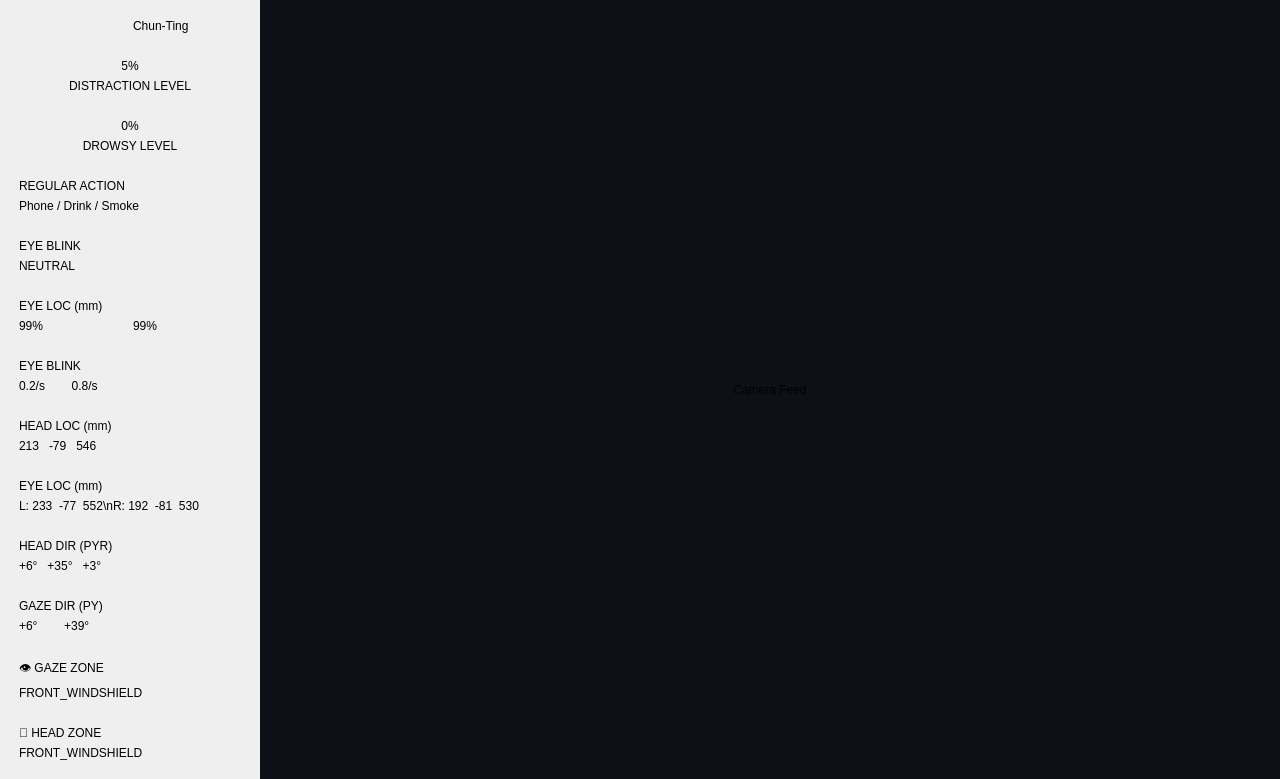
This is presentation/qt/main_window.ui in thanhhung-dev/driver-monitoring-system as Qt 5 draws it before an edit. The edited form follows.
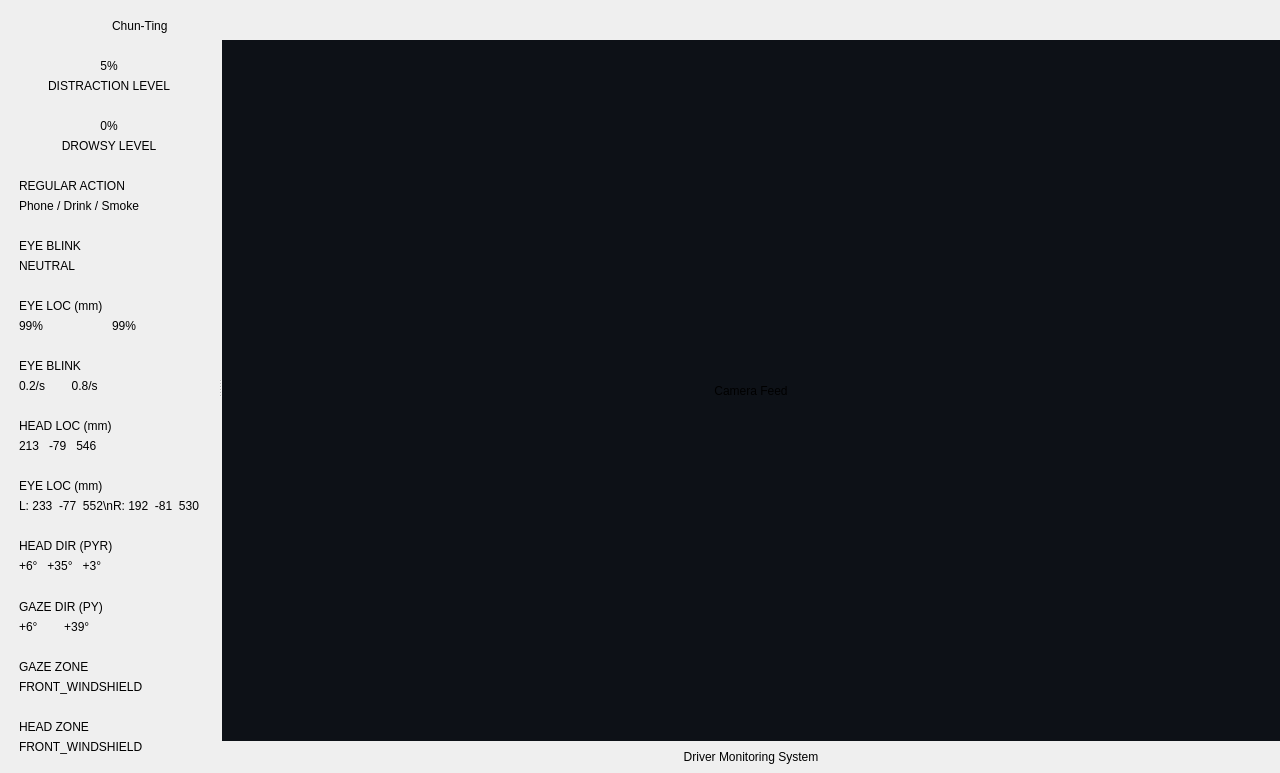
This is the edited form.

What changed in the file:
```diff
--- a/presentation/qt/main_window.ui
+++ b/presentation/qt/main_window.ui
@@ -7,14 +7,14 @@
     <x>0</x>
     <y>0</y>
     <width>1280</width>
-    <height>720</height>
+    <height>743</height>
    </rect>
   </property>
   <property name="windowTitle">
    <string>Driver Monitoring System</string>
   </property>
   <widget class="QWidget" name="centralwidget">
-   <layout class="QHBoxLayout" name="mainLayout">
+   <layout class="QVBoxLayout" name="centralLayout">
     <property name="spacing">
      <number>0</number>
     </property>
@@ -31,22 +31,29 @@
      <number>0</number>
     </property>
     <item>
+     <widget class="QSplitter" name="mainSplitter">
+      <property name="orientation">
+       <enum>Qt::Orientation::Horizontal</enum>
+      </property>
+      <property name="childrenCollapsible">
+       <bool>false</bool>
+      </property>
      <widget class="QFrame" name="sidebarFrame">
       <property name="sizePolicy">
-       <sizepolicy hsizetype="Fixed" vsizetype="Expanding">
+        <sizepolicy hsizetype="Preferred" vsizetype="Expanding">
         <horstretch>0</horstretch>
         <verstretch>0</verstretch>
        </sizepolicy>
       </property>
       <property name="minimumSize">
        <size>
-        <width>260</width>
+         <width>180</width>
         <height>0</height>
        </size>
       </property>
       <property name="maximumSize">
        <size>
-        <width>260</width>
+         <width>400</width>
         <height>16777215</height>
        </size>
       </property>
@@ -295,7 +302,15 @@
          <layout class="QVBoxLayout">
           <item>
            <widget class="QLabel" name="lblGazeDirTitle">
-            <property name="text"><string>GAZE DIR (PY)</string></property>
+             <property name="minimumSize">
+              <size>
+               <width>0</width>
+               <height>15</height>
+              </size>
+             </property>
+             <property name="text">
+              <string>GAZE DIR (PY)</string>
+             </property>
            </widget>
           </item>
           <item>
@@ -313,7 +328,9 @@
          <layout class="QVBoxLayout">
           <item>
            <widget class="QLabel" name="lblGazeZoneTitle">
-            <property name="text"><string>👁 GAZE ZONE</string></property>
+             <property name="text">
+              <string>GAZE ZONE</string>
+             </property>
            </widget>
           </item>
           <item>
@@ -331,7 +348,9 @@
          <layout class="QVBoxLayout">
           <item>
            <widget class="QLabel" name="lblHeadZoneTitle">
-            <property name="text"><string>👤 HEAD ZONE</string></property>
+             <property name="text">
+              <string>HEAD ZONE</string>
+             </property>
            </widget>
           </item>
           <item>
@@ -356,16 +375,15 @@
          </property>
         </spacer>
        </item>
-       
-
-
-      </layout>
-     </widget>
-    </item>
-    
-    <!-- Main Video Area -->
-    <item>
+       </layout>
+      </widget>
      <widget class="QFrame" name="videoContainer">
+       <property name="sizePolicy">
+        <sizepolicy hsizetype="Expanding" vsizetype="Expanding">
+         <horstretch>1</horstretch>
+         <verstretch>1</verstretch>
+        </sizepolicy>
+       </property>
       <layout class="QVBoxLayout" name="videoLayout">
        <property name="spacing">
         <number>0</number>
@@ -382,8 +400,39 @@
        <property name="bottomMargin">
         <number>0</number>
        </property>
+        <item>
+         <widget class="QLabel" name="notifyBar">
+          <property name="sizePolicy">
+           <sizepolicy hsizetype="Expanding" vsizetype="Fixed">
+            <horstretch>1</horstretch>
+            <verstretch>0</verstretch>
+           </sizepolicy>
+          </property>
+          <property name="minimumSize">
+           <size>
+            <width>0</width>
+            <height>40</height>
+           </size>
+          </property>
+          <property name="maximumSize">
+           <size>
+            <width>16777215</width>
+            <height>40</height>
+           </size>
+          </property>
+          <property name="text">
+           <string/>
+          </property>
+          <property name="alignment">
+           <set>Qt::AlignmentFlag::AlignCenter</set>
+          </property>
+         </widget>
+        </item>
        <item>
         <widget class="QLabel" name="videoLabel">
+          <property name="enabled">
+           <bool>true</bool>
+          </property>
          <property name="sizePolicy">
           <sizepolicy hsizetype="Expanding" vsizetype="Expanding">
            <horstretch>1</horstretch>
@@ -397,11 +446,40 @@
           <string>Camera Feed</string>
          </property>
          <property name="alignment">
-          <set>Qt::AlignCenter</set>
+           <set>Qt::AlignmentFlag::AlignCenter</set>
+          </property>
+         </widget>
+        </item>
+        <item>
+         <widget class="QLabel" name="captionBar">
+          <property name="sizePolicy">
+           <sizepolicy hsizetype="Expanding" vsizetype="Fixed">
+            <horstretch>1</horstretch>
+            <verstretch>0</verstretch>
+           </sizepolicy>
+          </property>
+          <property name="minimumSize">
+           <size>
+            <width>0</width>
+            <height>32</height>
+           </size>
+          </property>
+          <property name="maximumSize">
+           <size>
+            <width>16777215</width>
+            <height>32</height>
+           </size>
+          </property>
+          <property name="text">
+           <string>Driver Monitoring System</string>
+          </property>
+          <property name="alignment">
+           <set>Qt::AlignmentFlag::AlignCenter</set>
          </property>
         </widget>
        </item>
       </layout>
+      </widget>
      </widget>
     </item>
    </layout>
```
Left out of the diff: 88 changed lines with no effect on the pictures. Lines whose indentation alone changed are shown as unchanged.
